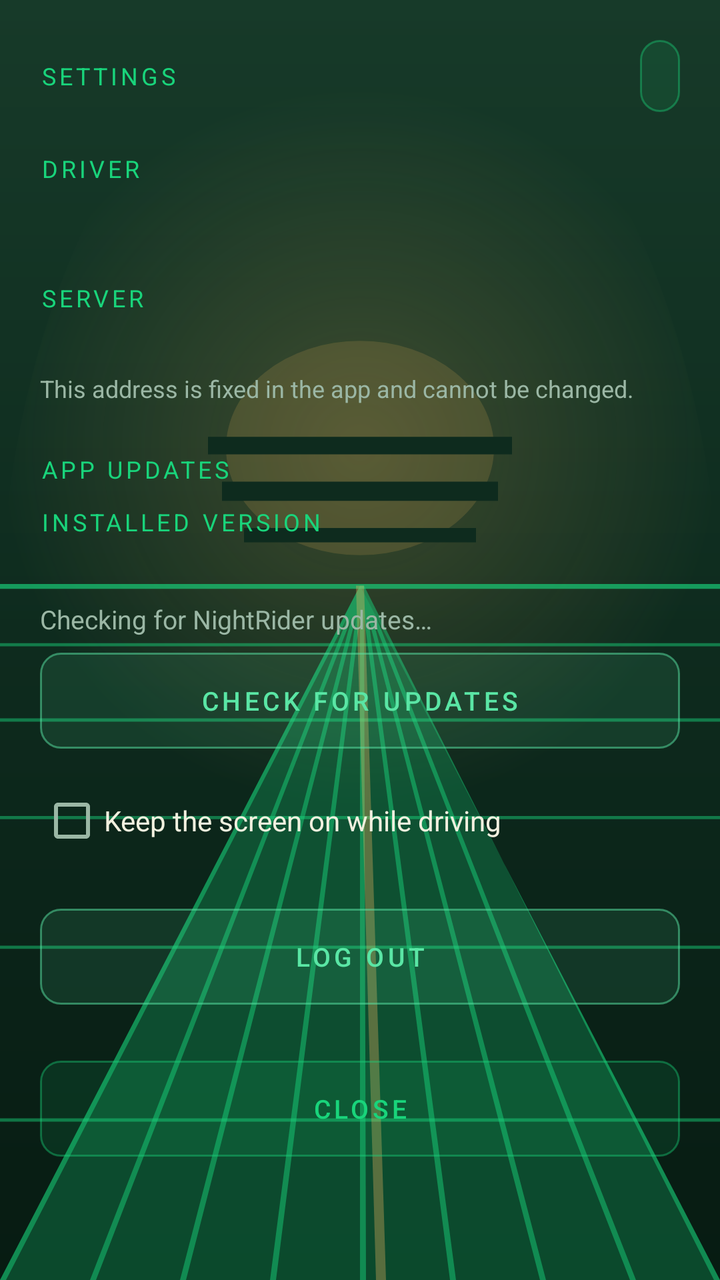
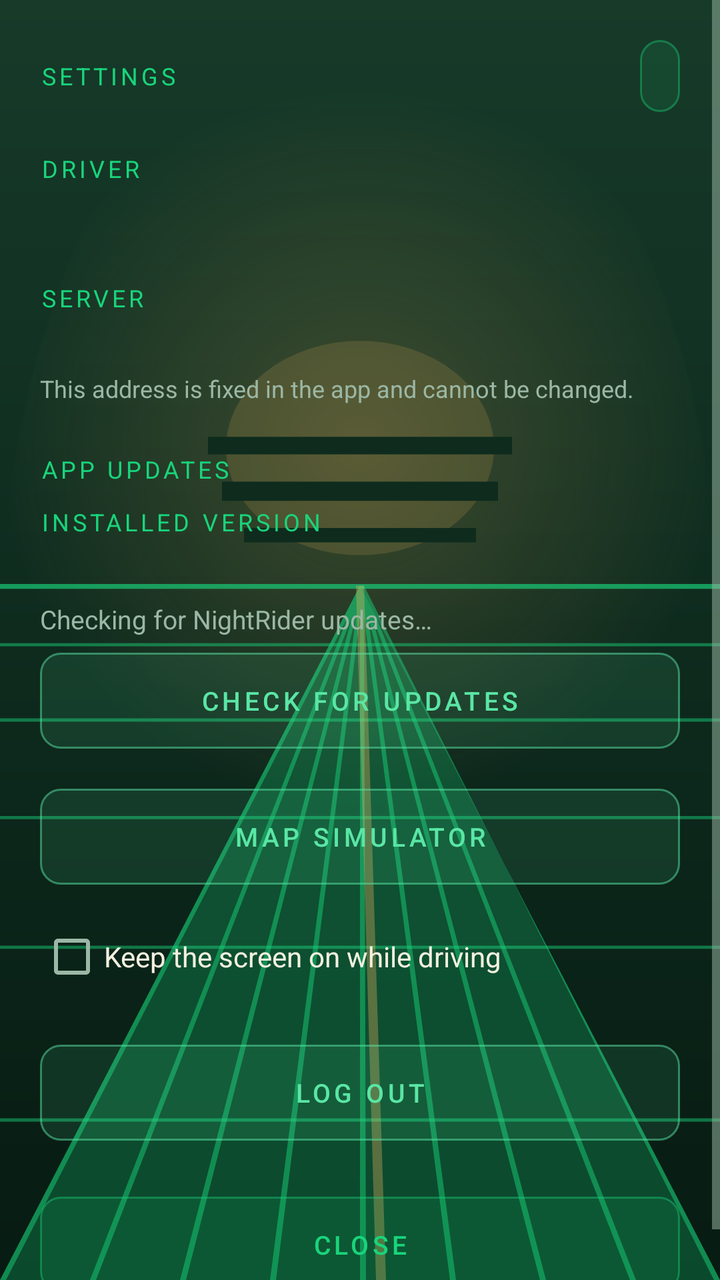

Compare the two renders of this Android layout. The source of the first and the diff that turns it into the second are given below.
<!-- AndroidManifest.xml: activity theme Theme.NightRider -->
<!-- res/layout/activity_settings.xml -->
<?xml version="1.0" encoding="utf-8"?>
<ScrollView xmlns:android="http://schemas.android.com/apk/res/android"
    android:id="@+id/settingsScroll"
    android:layout_width="match_parent"
    android:layout_height="match_parent"
    android:fillViewport="true">

    <LinearLayout
        android:layout_width="match_parent"
        android:layout_height="wrap_content"
        android:orientation="vertical"
        android:padding="20dp">

        <LinearLayout
            android:layout_width="match_parent"
            android:layout_height="wrap_content"
            android:orientation="horizontal"
            android:gravity="center_vertical">

            <TextView
                style="@style/NrLabel"
                android:layout_width="0dp"
                android:layout_height="wrap_content"
                android:layout_weight="1"
                android:text="@string/settings_title" />

            <Button
                android:id="@+id/appearanceToggle"
                style="@style/NrBarButton"
                android:layout_width="wrap_content"
                android:layout_height="wrap_content" />
        </LinearLayout>

        <TextView
            style="@style/NrLabel"
            android:layout_width="match_parent"
            android:layout_height="wrap_content"
            android:layout_marginTop="20dp"
            android:text="@string/driver_label" />

        <TextView
            android:id="@+id/driverValue"
            android:layout_width="match_parent"
            android:layout_height="wrap_content"
            android:layout_marginTop="4dp"
            android:textColor="?attr/nrText"
            android:textSize="18sp" />

        <TextView
            style="@style/NrLabel"
            android:layout_width="match_parent"
            android:layout_height="wrap_content"
            android:layout_marginTop="20dp"
            android:text="@string/server_label" />

        <TextView
            android:id="@+id/serverValue"
            android:layout_width="match_parent"
            android:layout_height="wrap_content"
            android:layout_marginTop="4dp"
            android:textColor="?attr/nrAccent"
            android:textSize="14sp" />

        <TextView
            android:layout_width="match_parent"
            android:layout_height="wrap_content"
            android:layout_marginTop="6dp"
            android:text="@string/server_note"
            android:textColor="?attr/nrMuted"
            android:textSize="12sp" />

        <TextView
            style="@style/NrLabel"
            android:layout_width="match_parent"
            android:layout_height="wrap_content"
            android:layout_marginTop="24dp"
            android:text="@string/update_section" />

        <TextView
            style="@style/NrLabel"
            android:layout_width="match_parent"
            android:layout_height="wrap_content"
            android:layout_marginTop="10dp"
            android:text="@string/installed_version_label" />

        <TextView
            android:id="@+id/currentVersionValue"
            android:layout_width="match_parent"
            android:layout_height="wrap_content"
            android:layout_marginTop="4dp"
            android:textColor="?attr/nrText"
            android:textSize="16sp" />

        <TextView
            android:id="@+id/updateStatus"
            android:layout_width="match_parent"
            android:layout_height="wrap_content"
            android:layout_marginTop="6dp"
            android:text="@string/update_checking"
            android:textColor="?attr/nrMuted"
            android:textSize="13sp" />

        <Button
            android:id="@+id/checkUpdateButton"
            style="@style/NrButton.Alt"
            android:layout_width="match_parent"
            android:layout_height="wrap_content"
            android:layout_marginTop="8dp"
            android:text="@string/update_check_button" />

        <Button
            android:id="@+id/installUpdateButton"
            style="@style/NrButton"
            android:layout_width="match_parent"
            android:layout_height="wrap_content"
            android:layout_marginTop="8dp"
            android:text="@string/update_install_button"
            android:visibility="gone" />

        <CheckBox
            android:id="@+id/keepAwake"
            android:layout_width="match_parent"
            android:layout_height="wrap_content"
            android:layout_marginTop="20dp"
            android:text="@string/keep_awake"
            android:textColor="?attr/nrText"
            android:textSize="14sp" />

        <Button
            android:id="@+id/logoutButton"
            style="@style/NrButton.Alt"
            android:layout_width="match_parent"
            android:layout_height="wrap_content"
            android:layout_marginTop="28dp"
            android:text="@string/action_logout" />

        <Button
            android:id="@+id/closeButton"
            style="@style/NrButton"
            android:layout_width="match_parent"
            android:layout_height="wrap_content"
            android:layout_marginTop="28dp"
            android:text="@string/close" />
    </LinearLayout>
</ScrollView>
<!-- resources referenced by this layout -->
<resources>
  <string name="action_logout">Log out</string>
  <string name="close">Close</string>
  <string name="driver_label">Driver</string>
  <string name="installed_version_label">Installed version</string>
  <string name="keep_awake">Keep the screen on while driving</string>
  <string name="server_label">Server</string>
  <string name="server_note">This address is fixed in the app and cannot be changed.</string>
  <string name="settings_title">Settings</string>
  <string name="update_check_button">Check for updates</string>
  <string name="update_checking">Checking for NightRider updates…</string>
  <string name="update_install_button">Download and install update</string>
  <string name="update_section">App updates</string>
  <style name="NrBarButton" parent="NrButton">
          <item name="android:minHeight">36dp</item>
          <item name="android:minWidth">0dp</item>
          <item name="android:paddingStart">10dp</item>
          <item name="android:paddingEnd">10dp</item>
          <item name="android:textSize">11sp</item>
          <item name="android:layout_marginStart">8dp</item>
      </style>
  <style name="NrButton" parent="android:Widget.Material.Button">
          <item name="android:background">?attr/nrPrimaryButton</item>
          <item name="android:textColor">?attr/nrPrimaryButtonText</item>
          <item name="android:textAllCaps">true</item>
          <item name="android:letterSpacing">0.14</item>
          <item name="android:textSize">13sp</item>
          <item name="android:minHeight">48dp</item>
          <item name="android:paddingStart">18dp</item>
          <item name="android:paddingEnd">18dp</item>
          <item name="android:stateListAnimator">@null</item>
      </style>
  <style name="NrButton.Alt">
          <item name="android:background">?attr/nrSecondaryButton</item>
          <item name="android:textColor">?attr/nrSecondaryButtonText</item>
      </style>
  <style name="NrLabel">
          <item name="android:textColor">?attr/nrAccent</item>
          <item name="android:textSize">12sp</item>
          <item name="android:textAllCaps">true</item>
          <item name="android:letterSpacing">0.14</item>
      </style>
  <color name="cyan">#19D47B</color>
  <color name="void_night">#071B12</color>
  <color name="ice">#F2F0DF</color>
  <color name="mist">#9BB7A5</color>
  <!-- drawable bg_nightwave (drawable) -->
  <?xml version="1.0" encoding="utf-8"?>
  <layer-list xmlns:android="http://schemas.android.com/apk/res/android">
      <item><shape android:shape="rectangle">
          <gradient android:angle="270" android:startColor="#173A29" android:centerColor="#0E2B1E" android:endColor="#071B12" />
      </shape></item>
      <item><shape android:shape="oval">
          <gradient android:type="radial" android:gradientRadius="180dp" android:centerX="0.5" android:centerY="0.35"
              android:startColor="#33F4B860" android:endColor="#00071B12" />
      </shape></item>
      <item android:drawable="@drawable/night_horizon_grid" />
  </layer-list>
  <color name="plum">#5AE6A5</color>
  <color name="rose">#D95C4F</color>
  <!-- drawable panel (drawable) -->
  <?xml version="1.0" encoding="utf-8"?>
  <shape xmlns:android="http://schemas.android.com/apk/res/android"
      android:shape="rectangle">
      <solid android:color="@color/panel" />
      <stroke android:width="1dp" android:color="@color/plum" />
      <corners android:radius="14dp" />
  </shape>
  <color name="panel">#E60E2B1E</color>
  <color name="line_cyan">#6619D47B</color>
  <!-- unchanged entries left out for length: 4 -->
</resources>

<!-- the commit's change to res/layout/activity_settings.xml (unified diff, before → after) -->
@@ -117,6 +117,14 @@
             android:text="@string/update_install_button"
             android:visibility="gone" />
 
+        <Button
+            android:id="@+id/mapSimulator"
+            style="@style/NrButton.Alt"
+            android:layout_width="match_parent"
+            android:layout_height="wrap_content"
+            android:layout_marginTop="20dp"
+            android:text="Map simulator" />
+
         <CheckBox
             android:id="@+id/keepAwake"
             android:layout_width="match_parent"
